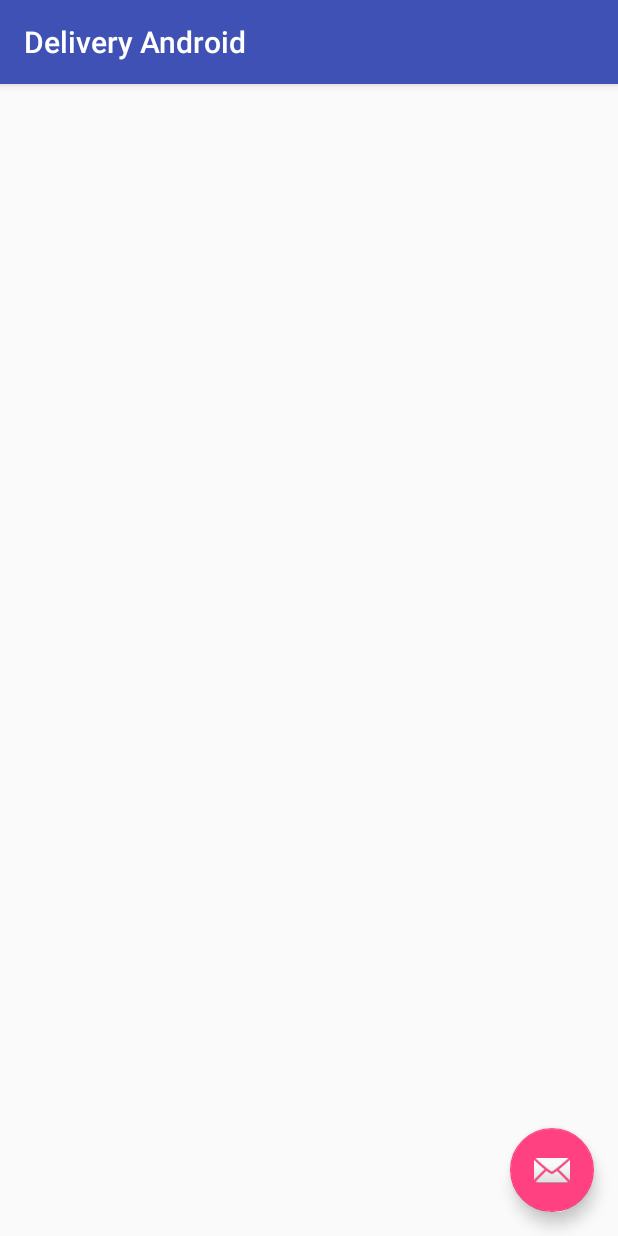
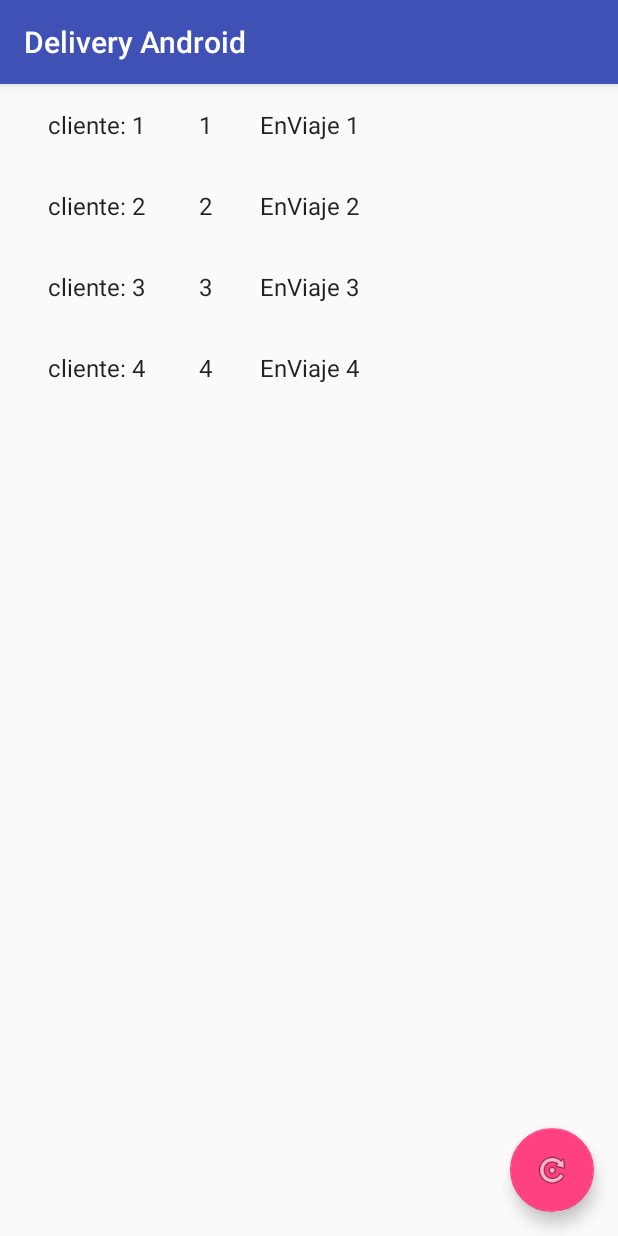
Before and after one commit to MartinEGonzalez95/TrabajoCIU, an Android app: the screen it shows after launch (PedidoListActivity), on a phone screen of 412 x 824 dp. Run offline under Robolectric (Android 15) with nearby library versions, the phone set to English and light mode, and no system bars; 4 statements that could not run were skipped.

Commit message:
pequeños refactors sobre las vistas. Ahora el pedidoService carga bien los pedidos y los muestra en pantalla queda arreglar el traspaso al siguiente fragment. Queda debaguear algunos errores.

```diff
--- a/DeliveryAndroid/app/src/main/java/edu/unq/tpi/ciu/dreamteam/deliveryandroid/PedidoListActivity.java
+++ b/DeliveryAndroid/app/src/main/java/edu/unq/tpi/ciu/dreamteam/deliveryandroid/PedidoListActivity.java
@@ -17,7 +17,10 @@ import android.widget.TextView;
 import android.widget.Toast;
 
 
+import org.w3c.dom.Text;
+
 import edu.unq.tpi.ciu.dreamteam.deliveryandroid.domain.Pedido;
+import edu.unq.tpi.ciu.dreamteam.deliveryandroid.services.PedidoListService;
 import edu.unq.tpi.ciu.dreamteam.deliveryandroid.services.PedidoService;
 import retrofit.Call;
 import retrofit.Callback;
@@ -33,7 +36,7 @@ public class PedidoListActivity extends AppCompatActivity {
 
 
     private boolean modoTablet;
-    List<Pedido> pedidos = new ArrayList<>();
+
     private PedidoService service;
 
     @Override
@@ -42,7 +45,7 @@ public class PedidoListActivity extends AppCompatActivity {
         setContentView(R.layout.activity_pedido_list);
         setUpToolbar();
 
-        setUpFloatingButton();
+        botonFlotanteRecargarPedidos();
 
         setModoTableta();
 
@@ -66,9 +69,12 @@ public class PedidoListActivity extends AppCompatActivity {
         call.enqueue(new Callback<List<Pedido>>() {
             @Override
             public void onResponse(Response<List<Pedido>> response, Retrofit retrofit) {
-                pedidos = response.body();
+                PedidoListService.addAll(response.body());
+                for (Pedido pedido : PedidoListService.PEDIDOS) {
+                    System.out.println(pedido.getNumero() + pedido.getCliente() + pedido.getEstadoDePedido().getNombre());
 
-                //Toast.makeText(PedidoListActivity.this, response.message(), Toast.LENGTH_LONG).show();
+                }
+
                 setTitle("Pedidos");
             }
 
@@ -80,7 +86,7 @@ public class PedidoListActivity extends AppCompatActivity {
         });
     }
 
-    private void setUpFloatingButton() {
+    private void botonFlotanteRecargarPedidos() {
         FloatingActionButton fab = (FloatingActionButton) findViewById(R.id.fab);
         fab.setOnClickListener(new View.OnClickListener() {
 
@@ -122,7 +128,7 @@ public class PedidoListActivity extends AppCompatActivity {
 
     private List<Pedido> obtenerPedidos() {
 
-        return this.pedidos;
+        return PedidoListService.PEDIDOS;
     }
 
     public static class SimplePedidoRecyclerViewAdapter
@@ -138,7 +144,7 @@ public class PedidoListActivity extends AppCompatActivity {
         }
 
         private final PedidoListActivity mParentActivity;
-        private final List<Pedido> pedidos;
+        private List<Pedido> pedidos = new ArrayList<>();
         private final boolean modoTablet;
 
         private final View.OnClickListener mOnClickListener = new View.OnClickListener() {
@@ -147,7 +153,7 @@ public class PedidoListActivity extends AppCompatActivity {
             public void onClick(View view) {
 
                 Pedido unPedido = (Pedido) view.getTag();
-
+                System.out.println(unPedido.getNumero() + unPedido.getCliente() + unPedido.getEstadoDePedido().getNombre());
                 if (modoTablet) {
                     Bundle arguments = new Bundle();
                     arguments.putString(PedidoDetailFragment.PEDIDO_ID, unPedido.getCliente());
@@ -178,24 +184,29 @@ public class PedidoListActivity extends AppCompatActivity {
 
         @Override
         public void onBindViewHolder(final ViewHolder holder, int position) {
-            holder.pedidoIDNumero.setText(pedidos.get(position).getCliente());
-            holder.clienteNombrePedido.setText(pedidos.get(position).getEstadoDePedido().getNombre());
+            Pedido pedidoActual = pedidos.get(position);
 
-            holder.itemView.setTag(pedidos.get(position));
+            holder.pedidoIDNumero.setText(String.valueOf(pedidoActual.getNumero()));
+            holder.clienteNombrePedido.setText(pedidoActual.getCliente());
+            holder.estadoActualDePedido.setText(pedidoActual.getEstadoDePedido().getNombre());
+
+            holder.itemView.setTag(pedidoActual);
             holder.itemView.setOnClickListener(mOnClickListener);
         }
 
         @Override
         public int getItemCount() {
-            return this.pedidos.size();
+            return pedidos.size();
         }
 
         class ViewHolder extends RecyclerView.ViewHolder {
             final TextView pedidoIDNumero;
             final TextView clienteNombrePedido;
+            final TextView estadoActualDePedido;
 
             ViewHolder(View view) {
                 super(view);
+                estadoActualDePedido = (TextView) view.findViewById(R.id.estadoPedido);
                 pedidoIDNumero = (TextView) view.findViewById(R.id.id_pedido);
                 clienteNombrePedido = (TextView) view.findViewById(R.id.cliente_nick);
             }
--- a/DeliveryAndroid/app/src/main/java/edu/unq/tpi/ciu/dreamteam/deliveryandroid/services/PedidoListService.java
+++ b/DeliveryAndroid/app/src/main/java/edu/unq/tpi/ciu/dreamteam/deliveryandroid/services/PedidoListService.java
@@ -17,19 +17,19 @@ public class PedidoListService {
     /**
      * An array of sample (dummy) items.
      */
-    public static final List<Pedido> PEDIDOS = new ArrayList<>();
+    public static List<Pedido> PEDIDOS = new ArrayList<>();
 
     /**
      * A map of sample (dummy) items, by ID.
      */
     public static final Map<Integer, Pedido> PEDIDO_MAP = new HashMap<>();
 
-    private static final int COUNT = 15;
+    private static final int COUNT = 4;
 
-    static {
-        // Add some sample items.
-        for (int i = 1; i <= COUNT; i++) {
-            addItem(createDummyPedido(i));
+    public static void addAll(List<Pedido> pedidos) {
+
+        for (Pedido pedido : pedidos) {
+            addItem(pedido);
         }
     }
 
@@ -37,7 +37,12 @@ public class PedidoListService {
         PEDIDOS.add(pedido);
         PEDIDO_MAP.put(pedido.getNumero(), pedido);
     }
-
+    static {
+        // Add some sample items.
+        for (int i = 1; i <= COUNT; i++) {
+            addItem(createDummyPedido(i));
+        }
+    }
     private static Pedido createDummyPedido(int position) {
         return new Pedido("cliente: " + String.valueOf(position) + " ", "EnViaje " + position, position);
     }
--- a/DeliveryAndroid/app/src/main/res/layout/activity_pedido_list.xml
+++ b/DeliveryAndroid/app/src/main/res/layout/activity_pedido_list.xml
@@ -36,7 +36,7 @@
         android:layout_height="wrap_content"
         android:layout_gravity="bottom|end"
         android:layout_margin="@dimen/fab_margin"
-        app:srcCompat="@android:drawable/ic_dialog_email" />
+        app:srcCompat="@android:drawable/ic_menu_rotate" />
 
 
 </android.support.design.widget.CoordinatorLayout>
--- a/DeliveryAndroid/app/src/main/res/layout/pedido_detail.xml
+++ b/DeliveryAndroid/app/src/main/res/layout/pedido_detail.xml
@@ -5,5 +5,7 @@
     android:layout_width="match_parent"
     android:layout_height="match_parent"
     android:padding="16dp"
+    android:text="@string/title_pedido_detail"
     android:textIsSelectable="true"
+
     tools:context="edu.unq.tpi.ciu.dreamteam.deliveryandroid.PedidoDetailFragment" />
--- a/DeliveryAndroid/app/src/main/res/layout/pedido_list_content.xml
+++ b/DeliveryAndroid/app/src/main/res/layout/pedido_list_content.xml
@@ -4,20 +4,45 @@
     android:layout_height="wrap_content"
     android:orientation="horizontal">
 
+    <!--<TextView label cliente
+
+        android:layout_width="wrap_content"
+        android:layout_height="wrap_content"
+        android:layout_margin="@dimen/text_margin"
+        android:text="@string/cliente_nombre"
+        android:textAppearance="?attr/textAppearanceListItem" />-->
+
     <TextView
         android:id="@+id/cliente_nick"
         android:layout_width="wrap_content"
         android:layout_height="wrap_content"
         android:layout_margin="@dimen/text_margin"
-        android:text="@string/cliente_nombre"
+
         android:textAppearance="?attr/textAppearanceListItem" />
+
+    <!--
+    <TextView label numero de pedido
+
+        android:layout_width="wrap_content"
+        android:layout_height="wrap_content"
+        android:layout_margin="@dimen/text_margin"
+        android:text="@string/pedido_numero"
+        android:textAppearance="?attr/textAppearanceListItem" />-->
 
     <TextView
         android:id="@+id/id_pedido"
         android:layout_width="wrap_content"
         android:layout_height="wrap_content"
         android:layout_margin="@dimen/text_margin"
-        android:text="@string/pedido_numero"
+
+        android:textAppearance="?attr/textAppearanceListItem" />
+
+
+    <TextView
+        android:id="@+id/estadoPedido"
+        android:layout_width="wrap_content"
+        android:layout_height="wrap_content"
+        android:layout_margin="@dimen/text_margin"
         android:textAppearance="?attr/textAppearanceListItem" />
 
 </LinearLayout>
--- a/DeliveryAndroid/app/src/main/res/values/strings.xml
+++ b/DeliveryAndroid/app/src/main/res/values/strings.xml
@@ -2,9 +2,11 @@
     <string name="app_name">Delivery Android</string>
     <string name="title_pedido_detail">Detalle del pedido</string>
 
-    <string name="cliente_nombre">Cliente: </string>
-    <string name="pedido_numero">Pedido n°: </string>
+    <string name="cliente_nombre"> Cliente: </string>
+    <string name="pedido_numero">n°: </string>
+    <string name="pedido_estado">Estado </string>
 
     <string name="estado_cancelar"> Cancelar pedido </string>
     <string name="estado_siguiente">Avanzar pedido </string>
+
 </resources>
```
